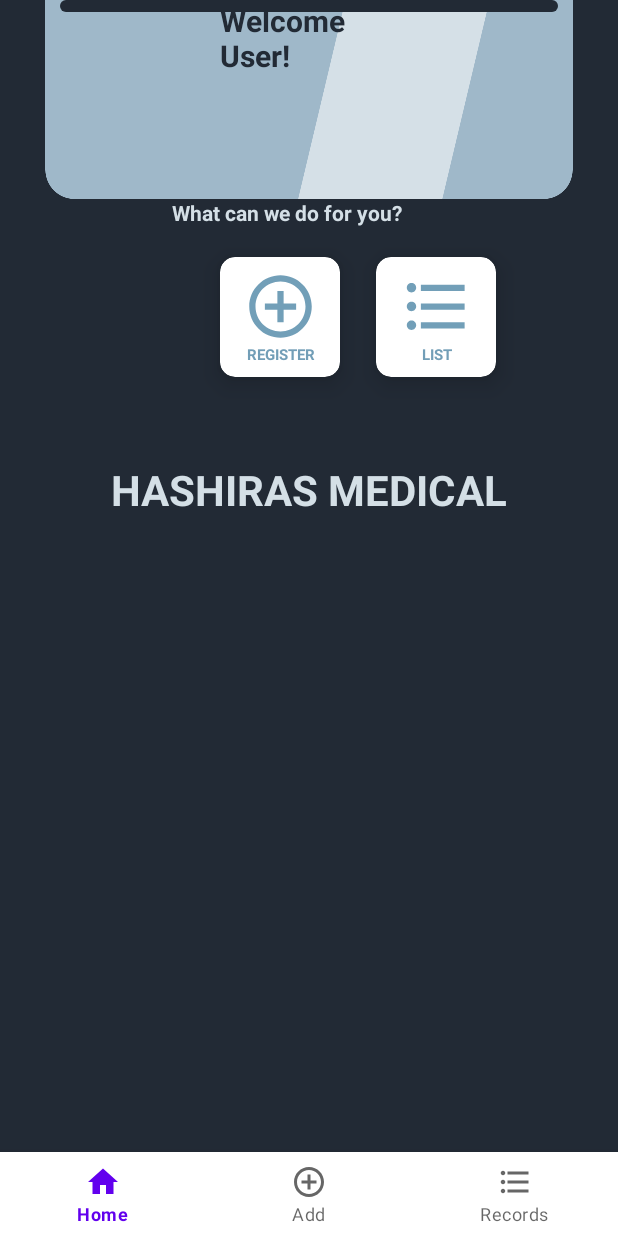
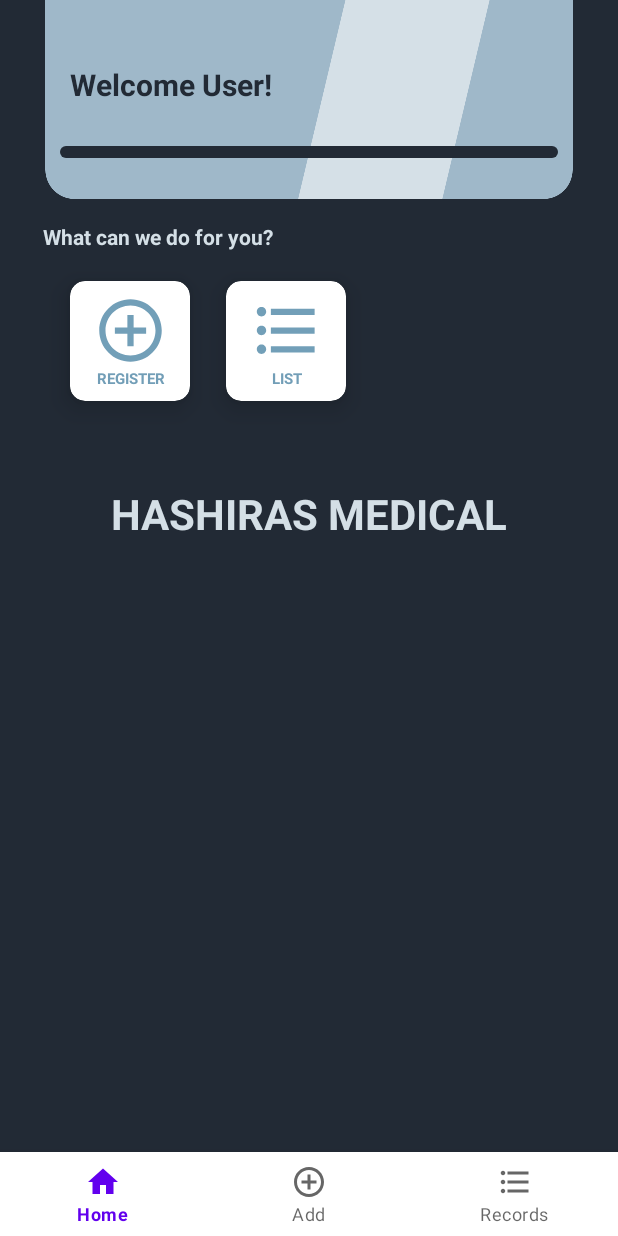
Before and after one commit to CptZee/PatientInformation, an Android app: the screen it shows after launch (MainActivity), on a phone screen of 412 x 824 dp. Run offline under Robolectric (Android 15) with nearby library versions, the phone set to English and light mode, and no system bars.

Commit message:
Changed search logic and fixed a couple of layouts.

```diff
--- a/app/src/main/res/layout/activity_main.xml
+++ b/app/src/main/res/layout/activity_main.xml
@@ -9,9 +9,9 @@
 
     <androidx.fragment.app.FragmentContainerView
          android:id="@+id/main_container"
-         android:layout_width="match_parent"
+         android:layout_width="wrap_content"
          android:layout_height="match_parent"
-         app:layout_constraintBottom_toBottomOf="parent"
+         app:layout_constraintBottom_toTopOf="@+id/bottom_nav"
          app:layout_constraintEnd_toEndOf="parent"
          app:layout_constraintStart_toStartOf="parent"
          app:layout_constraintTop_toTopOf="parent" />
--- a/app/src/main/res/layout/add_fragment.xml
+++ b/app/src/main/res/layout/add_fragment.xml
@@ -37,7 +37,6 @@
         android:layout_width="wrap_content"
         android:layout_height="wrap_content"
         android:layout_marginTop="20dp"
-        android:layout_marginEnd="102dp"
         android:backgroundTint="@color/white"
         android:ems="10"
         android:hint="First Name"
@@ -47,6 +46,7 @@
         android:textColorHint="#8c8c8c"
         android:textStyle="italic"
         app:layout_constraintEnd_toEndOf="parent"
+        app:layout_constraintStart_toStartOf="parent"
         app:layout_constraintTop_toBottomOf="@+id/imageView6" />
 
     <EditText
--- a/app/src/main/res/layout/dashboard_fragment.xml
+++ b/app/src/main/res/layout/dashboard_fragment.xml
@@ -6,16 +6,20 @@
     android:layout_height="match_parent"
     android:background="#222A35">
 
+
+
     <TextView
         android:id="@+id/card_full_name2"
         android:layout_width="wrap_content"
         android:layout_height="wrap_content"
-        android:layout_marginEnd="144dp"
+        android:layout_marginTop="16dp"
         android:text="What can we do for you?"
         android:textColor="#D4DFE6"
         android:textSize="14dp"
         android:textStyle="bold"
         app:layout_constraintEnd_toEndOf="parent"
+        app:layout_constraintHorizontal_bias="0.11"
+        app:layout_constraintStart_toStartOf="parent"
         app:layout_constraintTop_toBottomOf="@+id/imageView5" />
 
     <TextView
@@ -29,32 +33,34 @@
         android:textSize="28dp"
         android:textStyle="bold"
         app:layout_constraintEnd_toEndOf="parent"
-        app:layout_constraintHorizontal_bias="0.0"
         app:layout_constraintStart_toStartOf="parent"
         app:layout_constraintTop_toBottomOf="@+id/dashboard_add" />
 
     <TextView
         android:id="@+id/card_full_name3"
-        android:layout_width="113dp"
-        android:layout_height="wrap_content"
-        android:layout_marginEnd="152dp"
+        android:layout_width="166dp"
+        android:layout_height="47dp"
         android:elevation="20dp"
         android:text="Welcome User!"
         android:textColor="#222A35"
         android:textSize="20dp"
         android:textStyle="bold"
-        app:layout_constraintEnd_toEndOf="parent"
-        tools:layout_editor_absoluteY="25dp" />
+        app:layout_constraintBottom_toBottomOf="@+id/imageView5"
+        app:layout_constraintEnd_toEndOf="@+id/imageView5"
+        app:layout_constraintHorizontal_bias="0.19"
+        app:layout_constraintStart_toStartOf="@+id/imageView5"
+        app:layout_constraintTop_toTopOf="parent" />
 
     <androidx.cardview.widget.CardView
         android:id="@+id/dashboard_add"
         android:layout_width="80dp"
         android:layout_height="80dp"
-        android:layout_marginStart="32dp"
+        android:layout_marginTop="20dp"
+        app:cardCornerRadius="10dp"
         app:cardElevation="10dp"
-        app:cardCornerRadius="10dp"
-        android:layout_marginTop="20dp"
-        app:layout_constraintStart_toStartOf="@+id/card_full_name2"
+        app:layout_constraintEnd_toEndOf="parent"
+        app:layout_constraintHorizontal_bias="0.14"
+        app:layout_constraintStart_toStartOf="parent"
         app:layout_constraintTop_toBottomOf="@+id/card_full_name2">
 
         <androidx.constraintlayout.widget.ConstraintLayout
@@ -75,9 +81,9 @@
                 android:layout_width="wrap_content"
                 android:layout_height="wrap_content"
                 android:text="REGISTER"
+                android:textColor="#729EB7"
                 android:textSize="10sp"
                 android:textStyle="bold"
-                android:textColor="#729EB7"
                 app:layout_constraintEnd_toEndOf="@+id/imageView7"
                 app:layout_constraintStart_toStartOf="@+id/imageView7"
                 app:layout_constraintTop_toBottomOf="@+id/imageView7" />
@@ -129,11 +135,12 @@
 
     <ImageView
         android:id="@+id/imageView5"
-        android:layout_width="0dp"
+        android:layout_width="wrap_content"
         android:layout_height="222dp"
         android:layout_marginTop="-90dp"
         android:elevation="10dp"
         app:layout_constraintEnd_toEndOf="parent"
+        app:layout_constraintHorizontal_bias="0.0"
         app:layout_constraintStart_toStartOf="parent"
         app:layout_constraintTop_toTopOf="parent"
         app:srcCompat="@drawable/background_top" />
@@ -145,27 +152,12 @@
         android:layout_marginStart="40dp"
         android:layout_marginEnd="40dp"
         android:elevation="20dp"
+        app:layout_constraintBottom_toBottomOf="@+id/imageView5"
         app:layout_constraintEnd_toEndOf="parent"
         app:layout_constraintStart_toStartOf="@+id/imageView5"
-        app:srcCompat="@drawable/rounded_corners_dark_blue"
-        tools:layout_editor_absoluteY="96dp" />
+        app:layout_constraintTop_toBottomOf="@+id/card_full_name3"
+        app:layout_constraintVertical_bias="0.22000003"
+        app:srcCompat="@drawable/rounded_corners_dark_blue" />
 
-    <ImageView
-        android:id="@+id/imageView10"
-        android:layout_width="60dp"
-        android:layout_height="0dp"
-        android:layout_marginEnd="40dp"
-        android:elevation="20dp"
-        app:layout_constraintBottom_toBottomOf="@+id/card_full_name3"
-        app:layout_constraintEnd_toEndOf="parent"
-        app:layout_constraintTop_toTopOf="@+id/card_full_name3"
-        app:layout_constraintVertical_bias="0.0"
-        tools:srcCompat="@tools:sample/avatars" />
-
-    <com.google.android.material.textfield.TextInputLayout
-        android:layout_width="313dp"
-        android:layout_height="wrap_content"
-        tools:layout_editor_absoluteX="1dp"
-        tools:layout_editor_absoluteY="286dp"/>
 
 </androidx.constraintlayout.widget.ConstraintLayout>
```
Also changed, not shown: app/src/main/java/com/example/patientinformation/Menus/RecordsFragment.java (+19 -6 lines), app/src/main/res/layout/records_fragment.xml (+15 -31 lines).
